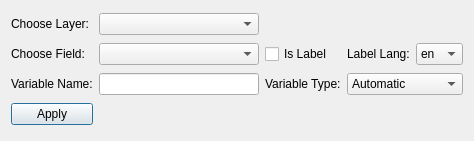
This is dialogs/ui/varinputdialog.ui in sparqlunicorn/sparqlunicornGoesGIS as Qt 5 draws it before an edit. The edited form follows.
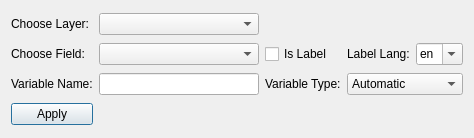
This is the edited form. Custom widgets are drawn as their Qt base class.

Commit message: Bugfix for graph navigation

The edit to the form file:
```diff
--- a/dialogs/ui/varinputdialog.ui
+++ b/dialogs/ui/varinputdialog.ui
@@ -7,7 +7,7 @@
     <x>0</x>
     <y>0</y>
     <width>474</width>
-    <height>141</height>
+    <height>138</height>
    </rect>
   </property>
   <property name="windowTitle">
@@ -44,6 +44,9 @@
    </item>
    <item row="1" column="4">
     <widget class="QComboBox" name="labelLang">
+     <property name="editable">
+      <bool>true</bool>
+     </property>
      <item>
       <property name="text">
        <string>en</string>
```
The commit also changes 2 other files.
